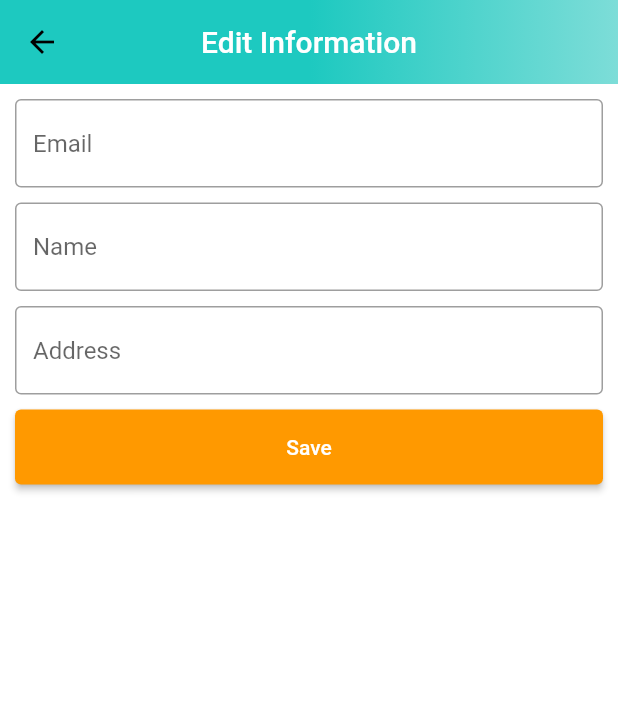
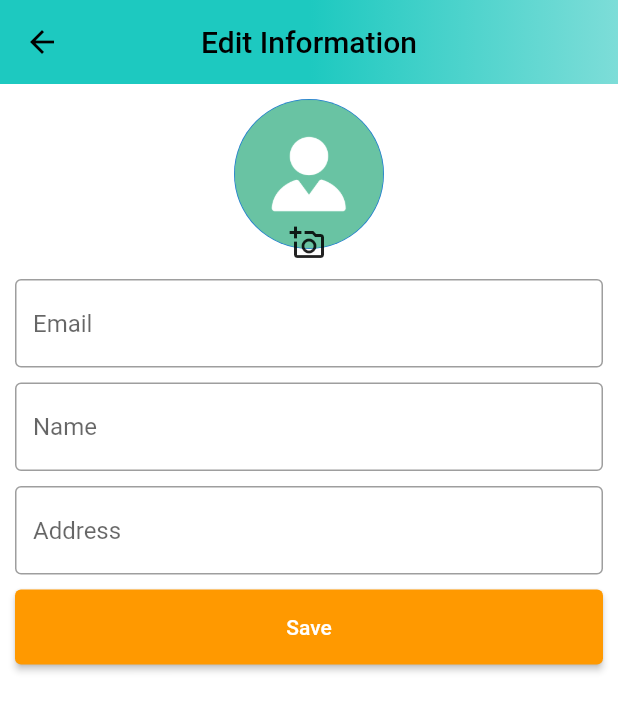
Before and after one commit to Dat-TG/LCD-Shopping, a Flutter app: the EditAccountScreen screen opened directly with empty values, on a phone screen of 412 x 824 dp. Shown: the top 711 px of the screen. Run offline on Flutter 3.47's test engine with Material 2 defaults, Android fonts, the phone set to English and light mode, and no system bars; our stand-ins replace avatar_glow, badges, carousel_slider, dotted_border, file_picker, flutter_dotenv and 4 more; missing offline and left inert: cloudinary_public, cloudinary_sdk, highlight_text, pay; accounts and stored records are empty.

```diff
--- a/lib/features/account/screens/edit_account_screen.dart
+++ b/lib/features/account/screens/edit_account_screen.dart
@@ -1,14 +1,18 @@
+import 'dart:io';
+
 import 'package:flutter/material.dart';
 import 'package:shopping/common/widgets/custom_button.dart';
 import 'package:shopping/common/widgets/custom_textfield.dart';
 import 'package:shopping/constants/global_variables.dart';
+import 'package:shopping/constants/utils.dart';
 import 'package:shopping/features/auth/services/auth_service.dart';
 
 class EditAccountScreenArguments {
   final String email;
   final String name;
   final String address;
-  EditAccountScreenArguments(this.email, this.name, this.address);
+  final String avatar;
+  EditAccountScreenArguments(this.email, this.name, this.address, this.avatar);
 }
 
 class EditAccountScreen extends StatefulWidget {
@@ -16,11 +20,13 @@ class EditAccountScreen extends StatefulWidget {
   final String email;
   final String name;
   final String address;
+  final String avatar;
   const EditAccountScreen({
     super.key,
     required this.email,
     required this.address,
     required this.name,
+    required this.avatar,
   });
 
   @override
@@ -35,6 +41,15 @@ class _EditAccountScreenState extends State<EditAccountScreen> {
   final TextEditingController _addressController = TextEditingController();
 
   final authService = AuthService();
+
+  File? uploadImage;
+
+  void selectImages() async {
+    var res = await pickImage();
+    setState(() {
+      uploadImage = res;
+    });
+  }
 
   @override
   void initState() {
@@ -56,7 +71,12 @@ class _EditAccountScreenState extends State<EditAccountScreen> {
   Widget build(BuildContext context) {
     return Scaffold(
       appBar: AppBar(
-        title: const Text('Edit Information'),
+        title: const Text(
+          'Edit Information',
+          style: TextStyle(
+            color: Colors.black,
+          ),
+        ),
         centerTitle: true,
         flexibleSpace: Container(
           decoration:
@@ -65,7 +85,35 @@ class _EditAccountScreenState extends State<EditAccountScreen> {
       ),
       body: Container(
         padding: const EdgeInsets.all(10),
-        child: Form(
+        child: Column(
+          children: [
+            Stack(children: [
+              Padding(
+                padding: const EdgeInsets.only(
+                  bottom: 10,
+                ),
+                child: CircleAvatar(
+                  backgroundImage: (uploadImage != null)
+                      ? FileImage(uploadImage!)
+                      : (widget.avatar.isNotEmpty)
+                          ? NetworkImage(widget.avatar) as ImageProvider
+                          : const AssetImage('assets/images/avatar.png'),
+                  radius: 50,
+                ),
+              ),
+              Positioned(
+                bottom: -10,
+                left: 25,
+                child: IconButton(
+                  onPressed: selectImages,
+                  icon: const Icon(Icons.add_a_photo_outlined),
+                ),
+              ),
+            ]),
+            const SizedBox(
+              height: 10,
+            ),
+            Form(
                 key: editAccountFormKey,
                 child: Column(
                   children: [
@@ -99,12 +147,15 @@ class _EditAccountScreenState extends State<EditAccountScreen> {
                             email: _emailController.text,
                             address: _addressController.text,
                             name: _nameController.text,
+                            image: uploadImage,
                           );
                         }
                       },
                     )
                   ],
                 )),
+          ],
+        ),
       ),
     );
   }
--- a/lib/features/admin/screens/admin_orders.dart
+++ b/lib/features/admin/screens/admin_orders.dart
@@ -2,7 +2,6 @@ import 'package:flutter/material.dart';
 import 'package:intl/intl.dart';
 import 'package:shopping/common/widgets/loader.dart';
 import 'package:shopping/constants/global_variables.dart';
-import 'package:shopping/features/account/widgets/single_product.dart';
 import 'package:shopping/features/admin/services/admin_services.dart';
 import 'package:shopping/features/order-details/screens/order_details_screen.dart';
 import 'package:shopping/models/order.dart';
--- a/lib/features/admin/services/admin_services.dart
+++ b/lib/features/admin/services/admin_services.dart
@@ -1,9 +1,8 @@
 import 'dart:convert';
-import 'dart:ffi';
 import 'dart:io';
 
 import 'package:cloudinary_public/cloudinary_public.dart';
-import 'package:cloudinary_sdk/cloudinary_sdk.dart' as cloudinarySDK;
+import 'package:cloudinary_sdk/cloudinary_sdk.dart' as cloudinary_sdk;
 import 'package:flutter/material.dart';
 import 'package:flutter_dotenv/flutter_dotenv.dart';
 import 'package:provider/provider.dart';
@@ -19,10 +18,10 @@ import '../../../models/product.dart';
 import '../models/sales.dart';
 
 class AdminServices {
-  String cloudName = dotenv.get('CLOUD_NAME');
-  String uploadPreset = dotenv.get('UPLOAD_PRESET');
-  String apiKey = dotenv.get('API_KEY');
-  String apiSecret = dotenv.get('API_SECRET');
+  static String cloudName = dotenv.get('CLOUD_NAME');
+  static String uploadPreset = dotenv.get('UPLOAD_PRESET');
+  static String apiKey = dotenv.get('API_KEY');
+  static String apiSecret = dotenv.get('API_SECRET');
   void sellProduct(
       {required BuildContext context,
       required String name,
@@ -109,7 +108,7 @@ class AdminServices {
       required Product product,
       required VoidCallback onSuccess}) async {
     final userProvider = Provider.of<UserProvider>(context, listen: false).user;
-    final cloudinary = cloudinarySDK.Cloudinary.full(
+    final cloudinary = cloudinary_sdk.Cloudinary.full(
       apiKey: apiKey,
       apiSecret: apiSecret,
       cloudName: cloudName,
@@ -117,8 +116,9 @@ class AdminServices {
     try {
       final response = await cloudinary.deleteResources(
           urls: product.images,
-          resourceType: cloudinarySDK.CloudinaryResourceType.image);
+          resourceType: cloudinary_sdk.CloudinaryResourceType.image);
       if (response.isSuccessful) {
+        // ignore: unused_local_variable
         Map<String, dynamic> deleted = response
             .deleted!; //in deleted Map you will find all the public ids and the status 'deleted'
       }
@@ -250,7 +250,7 @@ class AdminServices {
       required List<File> images,
       required List<String> removeOldImages}) async {
     final userProvider = Provider.of<UserProvider>(context, listen: false).user;
-    final cloudinary1 = cloudinarySDK.Cloudinary.full(
+    final cloudinary1 = cloudinary_sdk.Cloudinary.full(
       apiKey: apiKey,
       apiSecret: apiSecret,
       cloudName: cloudName,
@@ -265,8 +265,9 @@ class AdminServices {
       }
       final response = await cloudinary1.deleteResources(
           urls: removeOldImages,
-          resourceType: cloudinarySDK.CloudinaryResourceType.image);
+          resourceType: cloudinary_sdk.CloudinaryResourceType.image);
       if (response.isSuccessful) {
+        // ignore: unused_local_variable
         Map<String, dynamic> deleted = response
             .deleted!; //in deleted Map you will find all the public ids and the status 'deleted'
       }
--- a/lib/features/admin/widgets/category_products_chart.dart
+++ b/lib/features/admin/widgets/category_products_chart.dart
@@ -1,6 +1,5 @@
 import 'package:flutter/material.dart';
 import 'package:syncfusion_flutter_charts/charts.dart';
-import 'package:syncfusion_flutter_charts/sparkcharts.dart';
 
 import '../models/sales.dart';
 
--- a/lib/features/admin/widgets/menu_product.dart
+++ b/lib/features/admin/widgets/menu_product.dart
@@ -1,8 +1,5 @@
 import 'package:flutter/material.dart';
-import 'package:shopping/constants/global_variables.dart';
-import 'package:shopping/features/admin/screens/admin_home_screen.dart';
 import 'package:shopping/features/admin/services/admin_services.dart';
-import 'package:shopping/models/product.dart';
 
 enum MenuProductOptions { preview, edit, delete }
 
--- a/lib/models/user.dart
+++ b/lib/models/user.dart
@@ -9,6 +9,7 @@ class User {
   final String type;
   final String token;
   final List<dynamic> cart;
+  final String avatar;
 
   User(
       {required this.id,
@@ -18,7 +19,8 @@ class User {
       required this.address,
       required this.type,
       required this.token,
-      required this.cart});
+      required this.cart,
+      required this.avatar});
 
   Map<String, dynamic> toMap() {
     return {
@@ -29,7 +31,8 @@ class User {
       'address': address,
       'type': type,
       'token': token,
-      'cart': cart
+      'cart': cart,
+      'avatar': avatar,
     };
   }
 
@@ -43,7 +46,11 @@ class User {
         type: map['type'] ?? '',
         token: map['token'] ?? '',
         cart: List<Map<String, dynamic>>.from(
-            map['cart'].map((x) => Map<String, dynamic>.from(x))));
+          map['cart'].map(
+            (x) => Map<String, dynamic>.from(x),
+          ),
+        ),
+        avatar: map['avatar'] ?? '');
   }
 
   String toJson() => json.encode(toMap());
@@ -59,6 +66,7 @@ class User {
     String? type,
     String? token,
     List<dynamic>? cart,
+    String? avatar,
   }) {
     return User(
         id: id ?? this.id,
@@ -69,6 +77,6 @@ class User {
         type: type ?? this.type,
         token: token ?? this.token,
         cart: cart ?? this.cart,
-    );
+        avatar: avatar ?? this.avatar);
   }
 }
--- a/lib/providers/user_provider.dart
+++ b/lib/providers/user_provider.dart
@@ -10,7 +10,9 @@ class UserProvider extends ChangeNotifier {
     address: '',
     type: '',
     token: '',
-      cart: []);
+    cart: [],
+    avatar: '',
+  );
   User get user => _user;
 
   void setUser(String user) {
--- a/lib/router.dart
+++ b/lib/router.dart
@@ -93,6 +93,7 @@ Route<dynamic> generateRoute(RouteSettings routeSettings) {
           address: args.address,
           email: args.email,
           name: args.name,
+          avatar: args.avatar,
         ),
       );
     case AccountScreen.routeName:
```
Also changed, not shown: lib/constants/utils.dart (+14 -0 lines), lib/features/account/widgets/account_info.dart (+13 -4 lines), lib/features/account/widgets/single_product.dart (+7 -0 lines), lib/features/auth/services/auth_service.dart (+34 -4 lines), lib/features/order-details/screens/order_details_screen.dart (+7 -0 lines), assets/images/avatar.png (added), 2 other files. Lines whose indentation alone changed are shown as unchanged.
